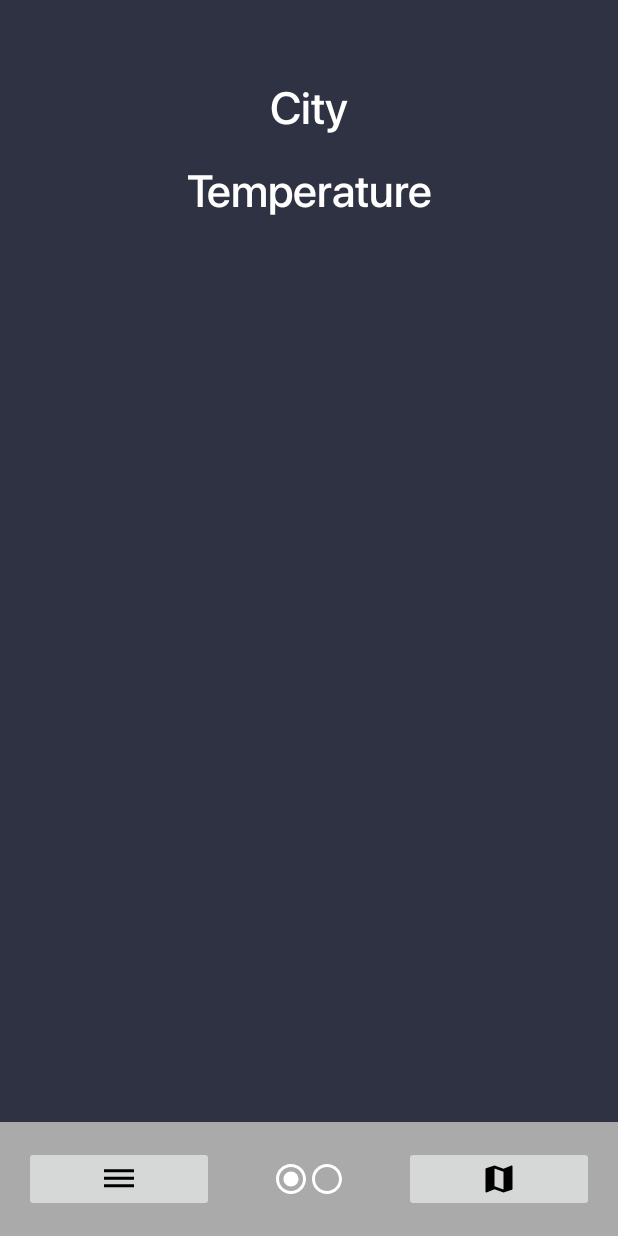
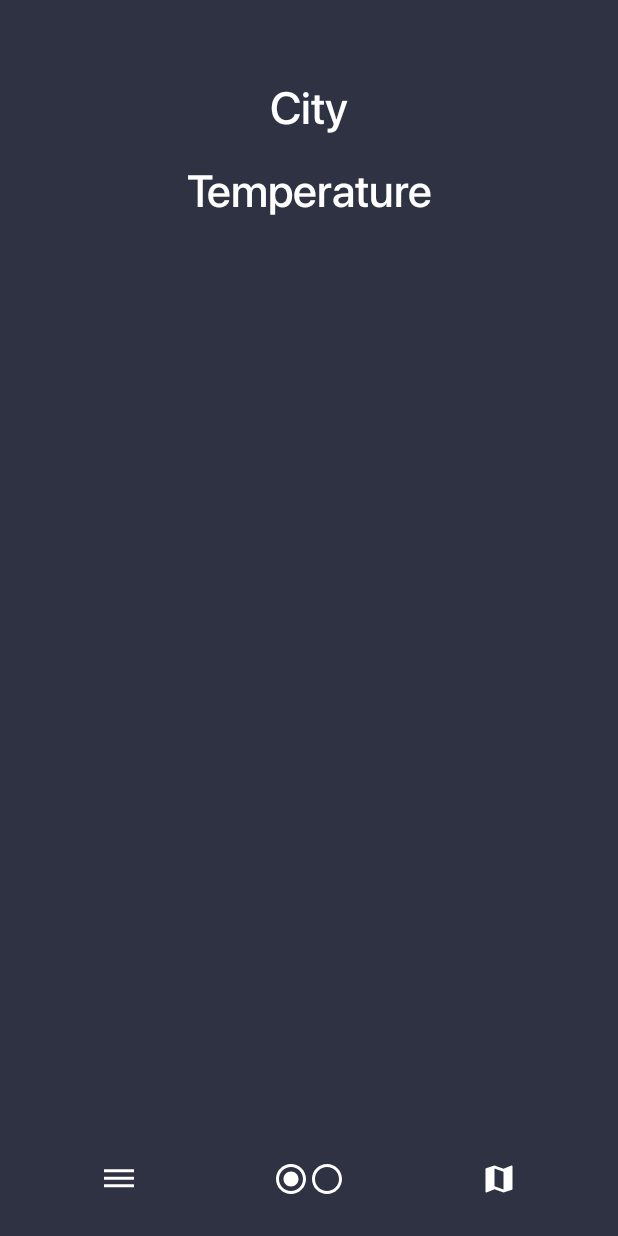
Before and after one commit to lsocpb/WeatherAppSM, an Android app: the screen it shows after launch (MainActivity), on a phone screen of 412 x 824 dp. Run offline under Robolectric (Android 15) with nearby library versions, the phone set to English and light mode, and no system bars; our stand-ins replace Picasso; pictures from the network do not load.

Commit message:
transparent background for toolbar

```diff
--- a/app/src/main/java/com/example/weatherappsm/SearchActivity.java
+++ b/app/src/main/java/com/example/weatherappsm/SearchActivity.java
@@ -43,6 +43,8 @@ public class SearchActivity extends AppCompatActivity {
     private int PERMISSION_CODE = 1;
 
     private TextView idTVcurrentLocationTemp, idTVcurrentLocation, idTVcurrentLocationWeatherText;
+
+    private List<String> cities = new ArrayList<>();
     @Override
     public void onCreate(Bundle savedInstanceState) {
         super.onCreate(savedInstanceState);
@@ -79,7 +81,6 @@ public class SearchActivity extends AppCompatActivity {
 
         searchHistoryViewModel.getAllSearchHistory().observe(this, searchHistoryEntries -> {
             if (searchHistoryEntries != null) {
-                List<String> cities = new ArrayList<>();
                 for (SearchHistoryEntry entry : searchHistoryEntries) {
                     String cityName = entry.cityName;
                     if (!cities.contains(cityName)) {
@@ -105,7 +106,9 @@ public class SearchActivity extends AppCompatActivity {
         String enteredCity = idACTVSearch.getText().toString();
         if (!enteredCity.isEmpty()) {
             cityName = enteredCity;
-            searchHistoryViewModel.insertSearchHistoryEntry(new SearchHistoryEntry(cityName, String.valueOf(new Date())));
+            if (!cities.contains(cityName)) {
+                searchHistoryViewModel.insertSearchHistoryEntry(new SearchHistoryEntry(cityName, String.valueOf(new Date())));
+            }
             Intent intent = new Intent(SearchActivity.this, MainActivity.class);
             intent.putExtra("cityName", cityName);
             startActivity(intent);
--- a/app/src/main/res/drawable/baseline_map_24.xml
+++ b/app/src/main/res/drawable/baseline_map_24.xml
@@ -1,4 +1,4 @@
-<vector android:height="24dp" android:tint="#000000"
+<vector android:height="24dp" android:tint="#FFFFFF"
     android:viewportHeight="24" android:viewportWidth="24"
     android:width="24dp" xmlns:android="http://schemas.android.com/apk/res/android">
     <path android:fillColor="@android:color/white" android:pathData="M20.5,3l-0.16,0.03L15,5.1 9,3 3.36,4.9c-0.21,0.07 -0.36,0.25 -0.36,0.48V20.5c0,0.28 0.22,0.5 0.5,0.5l0.16,-0.03L9,18.9l6,2.1 5.64,-1.9c0.21,-0.07 0.36,-0.25 0.36,-0.48V3.5c0,-0.28 -0.22,-0.5 -0.5,-0.5zM15,19l-6,-2.11V5l6,2.11V19z"/>
--- a/app/src/main/res/drawable/ic_dehaze.xml
+++ b/app/src/main/res/drawable/ic_dehaze.xml
@@ -1,4 +1,4 @@
-<vector android:height="24dp" android:tint="#000000"
+<vector android:height="24dp" android:tint="#FFFFFF"
     android:viewportHeight="24" android:viewportWidth="24"
     android:width="24dp" xmlns:android="http://schemas.android.com/apk/res/android">
     <path android:fillColor="@android:color/white" android:pathData="M2,15.5v2h20v-2L2,15.5zM2,10.5v2h20v-2L2,10.5zM2,5.5v2h20v-2L2,5.5z"/>
--- a/app/src/main/res/layout/activity_main.xml
+++ b/app/src/main/res/layout/activity_main.xml
@@ -54,15 +54,17 @@
         android:layout_alignParentBottom="true"
         android:orientation="horizontal"
         android:padding="16dp"
-        android:background="@android:color/darker_gray"
-        android:gravity="center_vertical">
+        android:background="@color/black"
+        android:gravity="center_vertical"
+        android:backgroundTint="@android:color/transparent">
 
         <ImageButton
             android:id="@+id/toolbar_item1"
             android:layout_width="0dp"
             android:layout_height="wrap_content"
             android:layout_weight="1"
-            android:src="@drawable/ic_dehaze" />
+            android:src="@drawable/ic_dehaze"
+            android:backgroundTint="@android:color/transparent"/>
 
         <LinearLayout
             android:layout_width="0dp"
@@ -89,6 +91,7 @@
             android:layout_width="0dp"
             android:layout_height="wrap_content"
             android:layout_weight="1"
+            android:backgroundTint="@android:color/transparent"
             android:src="@drawable/baseline_map_24" />
 
     </LinearLayout>
```
